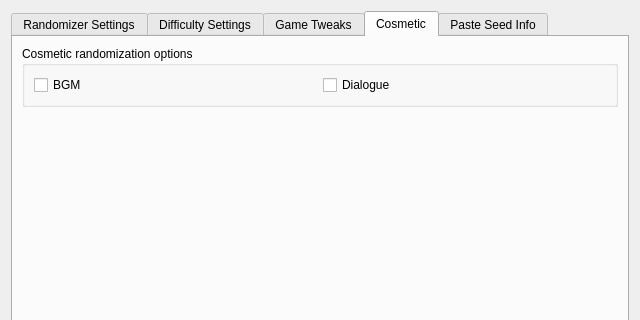
Qt form randomizer.ui (LagoLunatic/dsvrandom) before a commit; both pictures show x 0 to 640 and y 0 to 320 of the 640 by 765 pixel window.
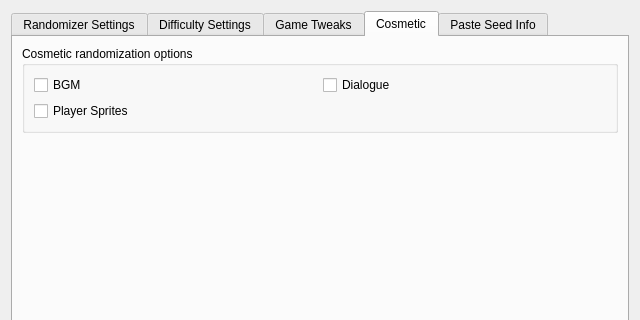
The same form after that commit. The open tabs and pages were chosen to show the change. Icons and pictures are not drawn.

Commit message: Split player sprite rando into separate option

Patch:
```diff
--- a/randomizer.ui
+++ b/randomizer.ui
@@ -918,6 +918,17 @@
             </item>
            </layout>
           </item>
+          <item>
+           <layout class="QHBoxLayout" name="horizontalLayout_22">
+            <item>
+             <widget class="QCheckBox" name="randomize_player_sprites">
+              <property name="text">
+               <string>Player Sprites</string>
+              </property>
+             </widget>
+            </item>
+           </layout>
+          </item>
          </layout>
         </widget>
        </item>
```
Left out of the diff: 2 changed lines with no effect on the pictures. The commit also changes 3 other files.
